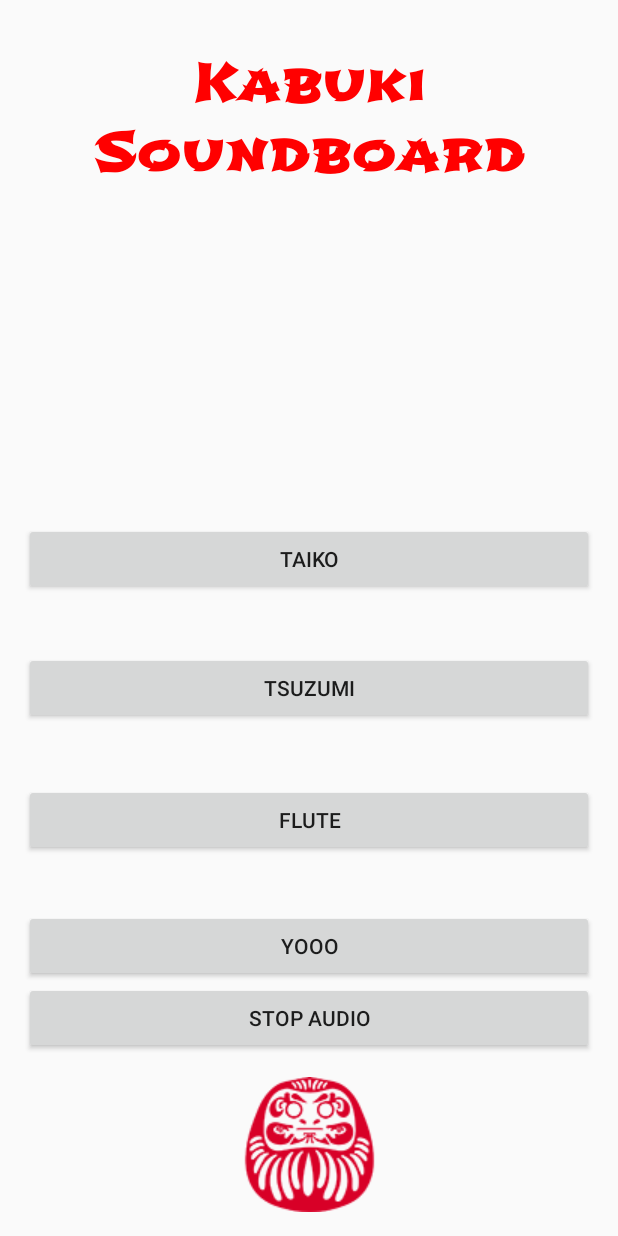
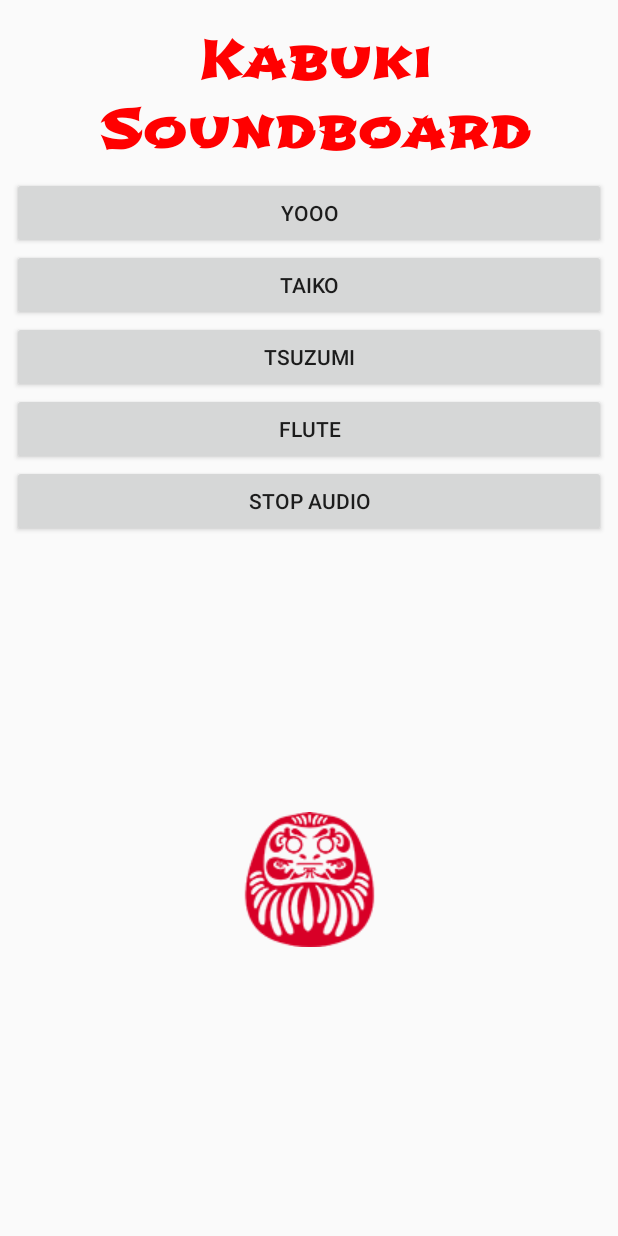
Before and after one commit to agoodman42/KabukiSoundboard, an Android app: the screen it shows after launch (MainActivity), on a phone screen of 412 x 824 dp. Run offline under Robolectric (Android 15) with nearby library versions, the phone set to English and light mode, and no system bars.

Commit message:
fixed layout and it no longer crashes

```diff
--- a/app/build.gradle
+++ b/app/build.gradle
@@ -2,7 +2,7 @@ apply plugin: 'com.android.application'
 
 android {
     compileSdkVersion 23
-    buildToolsVersion "24.0.0"
+    buildToolsVersion '25.0.0'
 
     defaultConfig {
         applicationId "com.gts.aarongoodman.kabukisoundboard"
@@ -23,4 +23,5 @@ dependencies {
     compile fileTree(dir: 'libs', include: ['*.jar'])
     testCompile 'junit:junit:4.12'
     compile 'com.android.support:appcompat-v7:23.4.0'
+    compile 'com.android.support.constraint:constraint-layout:1.0.2'
 }
--- a/app/src/main/res/layout/activity_main.xml
+++ b/app/src/main/res/layout/activity_main.xml
@@ -1,137 +1,123 @@
 <?xml version="1.0" encoding="utf-8"?>
-<RelativeLayout
+
+    <android.support.constraint.ConstraintLayout
     xmlns:android="http://schemas.android.com/apk/res/android"
+    xmlns:app="http://schemas.android.com/apk/res-auto"
     xmlns:tools="http://schemas.android.com/tools"
-    android:layout_width="match_parent"
-    android:layout_height="match_parent"
-    android:paddingBottom="@dimen/activity_vertical_margin"
-    android:paddingLeft="@dimen/activity_horizontal_margin"
-    android:paddingRight="@dimen/activity_horizontal_margin"
-    android:paddingTop="@dimen/activity_vertical_margin"
-    tools:context="com.gts.aarongoodman.kabukisoundboard.MainActivity"
-    android:id="@+id/kabukiLayout">
+        android:layout_width="match_parent"
+        android:layout_height="match_parent"
+        android:layout_marginBottom="32dp"
+        android:layout_alignParentBottom="true"
+        android:layout_alignParentLeft="true"
+        android:layout_alignParentStart="true">
+
+        <TextView
+            android:id="@+id/titleTextView"
+            android:layout_width="368dp"
+            android:layout_height="wrap_content"
+            android:layout_alignParentTop="true"
+            android:layout_centerHorizontal="true"
+            android:text="Kabuki Soundboard"
+            android:textAlignment="center"
+            android:textAppearance="?android:attr/textAppearanceLarge"
+            android:textColor="@android:color/black"
+            android:textSize="35dp"
+            android:textStyle="normal|bold"
+            app:layout_constraintTop_toTopOf="parent"
+            android:layout_marginTop="16dp"
+            app:layout_constraintRight_toRightOf="parent"
+            android:layout_marginLeft="8dp"
+            app:layout_constraintLeft_toLeftOf="parent"
+            android:layout_marginStart="8dp" />
 
     <LinearLayout
-        android:orientation="horizontal"
-        android:layout_width="match_parent"
+        android:id="@+id/buttonsVerticaliLinearLayout"
+        android:layout_width="0dp"
         android:layout_height="wrap_content"
-        android:id="@+id/linearButtonLayout"
-        android:layout_centerHorizontal="true">
+        android:layout_alignParentLeft="true"
+
+        android:layout_alignParentStart="true"
+        android:layout_marginEnd="8dp"
+        android:layout_marginLeft="8dp"
+        android:layout_marginRight="8dp"
+        android:layout_marginStart="8dp"
+        android:layout_marginTop="8dp"
+        android:orientation="vertical"
+        app:layout_constraintLeft_toLeftOf="parent"
+        app:layout_constraintRight_toRightOf="parent"
+        app:layout_constraintTop_toBottomOf="@+id/titleTextView">
 
         <Button
+            android:id="@+id/yoooButton"
             android:layout_width="match_parent"
             android:layout_height="wrap_content"
-            android:id="@+id/clearButton"
-            android:layout_alignBaseline="@+id/titleTextView"
-            android:layout_alignBottom="@+id/titleTextView"
-            android:layout_alignLeft="@+id/titleTextView"
-            android:layout_alignStart="@+id/titleTextView"
-            android:layout_alignParentRight="true"
-            android:layout_alignParentEnd="true"
-            android:background="@android:color/transparent"
-            />
-    </LinearLayout>
+            android:layout_alignLeft="@+id/taikoButton"
+            android:layout_alignStart="@+id/taikoButton"
+            android:layout_below="@+id/taikoButton"
+            android:text="yooo" />
 
-    <LinearLayout
-        android:orientation="horizontal"
-        android:layout_width="match_parent"
-        android:layout_height="wrap_content"
-        android:id="@+id/titleLayout">
+        <Button
+            android:id="@+id/taikoButton"
+            android:layout_width="match_parent"
+            android:layout_height="wrap_content"
+            android:layout_alignLeft="@+id/kabukiImageButton"
+            android:layout_alignStart="@+id/kabukiImageButton"
+            android:layout_below="@+id/tsuzumiButton"
+            android:layout_column="0"
+            android:layout_row="5"
+            android:text="Taiko" />
 
-        <TextView
-            android:layout_width="wrap_content"
-            android:layout_height="608dp"
-            android:textAppearance="?android:attr/textAppearanceLarge"
-            android:text="Kabuki Soundboard"
-            android:id="@+id/titleTextView"
-            android:textSize="35dp"
-            android:layout_alignParentTop="true"
-            android:layout_centerHorizontal="true"
-            android:layout_marginTop="15dp"
-            android:layout_weight="1"
-            android:textAlignment="center"
-            android:textStyle="normal|bold"
-            android:textColor="@android:color/black"/>
+        <Button
+            android:id="@+id/tsuzumiButton"
+            android:layout_width="match_parent"
+            android:layout_height="wrap_content"
+            android:layout_alignLeft="@+id/taikoButton"
+            android:layout_alignStart="@+id/taikoButton"
+            android:layout_below="@+id/titleTextView"
+            android:text="Tsuzumi" />
+
+        <Button
+            android:id="@+id/fluteButton"
+            android:layout_width="match_parent"
+            android:layout_height="wrap_content"
+            android:layout_alignLeft="@+id/yoooButton"
+            android:layout_alignStart="@+id/yoooButton"
+            android:layout_below="@+id/yoooButton"
+            android:text="flute" />
+
+        <Button
+            android:id="@+id/stopButton"
+            android:layout_width="match_parent"
+            android:layout_height="wrap_content"
+            android:text="Stop Audio" />
 
     </LinearLayout>
 
-    <LinearLayout
-        android:orientation="horizontal"
-        android:layout_alignParentBottom="true"
+    <ImageButton
+        android:id="@+id/kabukiImageButton"
+        android:layout_width="368dp"
+        android:layout_height="wrap_content"
+        android:layout_centerHorizontal="true"
+        android:layout_weight="2.89"
+        android:background="@android:color/transparent"
+        android:src="@drawable/demon"
+        app:layout_constraintTop_toBottomOf="@+id/buttonsVerticaliLinearLayout"
+        android:layout_marginTop="30dp"
+        app:layout_constraintBottom_toBottomOf="parent"
+        android:layout_marginBottom="8dp"
+        android:layout_marginLeft="8dp"
+        app:layout_constraintLeft_toLeftOf="parent"
+        android:layout_marginRight="8dp"
+        app:layout_constraintRight_toRightOf="parent" />
+
+
+    <Button
+        android:id="@+id/clearButton"
         android:layout_width="match_parent"
         android:layout_height="wrap_content"
-        android:id="@+id/bottomHorizontalLayout">
-
-        <ImageButton
-            android:layout_width="match_parent"
-            android:layout_height="wrap_content"
-            android:id="@+id/kabukiImageButton"
-            android:src="@drawable/demon"
-            android:background="@android:color/transparent"
-            android:layout_below="@+id/stopButton"
-            android:layout_centerHorizontal="true"
-            android:layout_marginTop="15dp"
-            android:layout_weight="1"/>
-    </LinearLayout>
-
-    <LinearLayout
-        android:orientation="vertical"
-        android:layout_width="match_parent"
-        android:layout_height="wrap_content"
-        android:id="@+id/buttonsVerticaliLinearLayout"
-
-        android:layout_above="@+id/bottomHorizontalLayout"
+        android:layout_alignParentBottom="true"
         android:layout_alignParentLeft="true"
-        android:layout_alignParentStart="true">
-
-        <Button
-            android:layout_width="match_parent"
-            android:layout_height="wrap_content"
-            android:text="Taiko"
-            android:id="@+id/taikoButton"
-            android:layout_marginTop="46dp"
-            android:layout_below="@+id/tsuzumiButton"
-            android:layout_alignLeft="@+id/kabukiImageButton"
-            android:layout_alignStart="@+id/kabukiImageButton"
-            android:layout_row="5"
-            android:layout_column="0"/>
-
-        <Button
-            android:layout_width="match_parent"
-            android:layout_height="wrap_content"
-            android:text="Tsuzumi"
-            android:id="@+id/tsuzumiButton"
-            android:layout_marginTop="38dp"
-            android:layout_below="@+id/titleTextView"
-            android:layout_alignLeft="@+id/taikoButton"
-            android:layout_alignStart="@+id/taikoButton"/>
-
-        <Button
-            android:layout_width="match_parent"
-            android:layout_height="wrap_content"
-            android:text="flute"
-            android:id="@+id/fluteButton"
-            android:layout_below="@+id/yoooButton"
-            android:layout_alignLeft="@+id/yoooButton"
-            android:layout_alignStart="@+id/yoooButton"
-            android:layout_marginTop="40dp"/>
-
-        <Button
-            android:layout_width="match_parent"
-            android:layout_height="wrap_content"
-            android:text="yooo"
-            android:id="@+id/yoooButton"
-            android:layout_below="@+id/taikoButton"
-            android:layout_alignLeft="@+id/taikoButton"
-            android:layout_alignStart="@+id/taikoButton"
-            android:layout_marginTop="36dp"/>
-
-        <Button
-            android:text="Stop Audio"
-            android:layout_width="match_parent"
-            android:id="@+id/stopButton"
-            android:layout_height="wrap_content"/>
-
-    </LinearLayout>
-
-</RelativeLayout>
+        android:layout_alignParentStart="true"
+        android:layout_marginBottom="10dp"
+        android:background="@android:color/transparent" />
+</android.support.constraint.ConstraintLayout>
--- a/build.gradle
+++ b/build.gradle
@@ -5,7 +5,7 @@ buildscript {
         jcenter()
     }
     dependencies {
-        classpath 'com.android.tools.build:gradle:2.2.2'
+        classpath 'com.android.tools.build:gradle:2.3.3'
 
         // NOTE: Do not place your application dependencies here; they belong
         // in the individual module build.gradle files
```
Also changed, not shown: gradle/wrapper/gradle-wrapper.properties.
